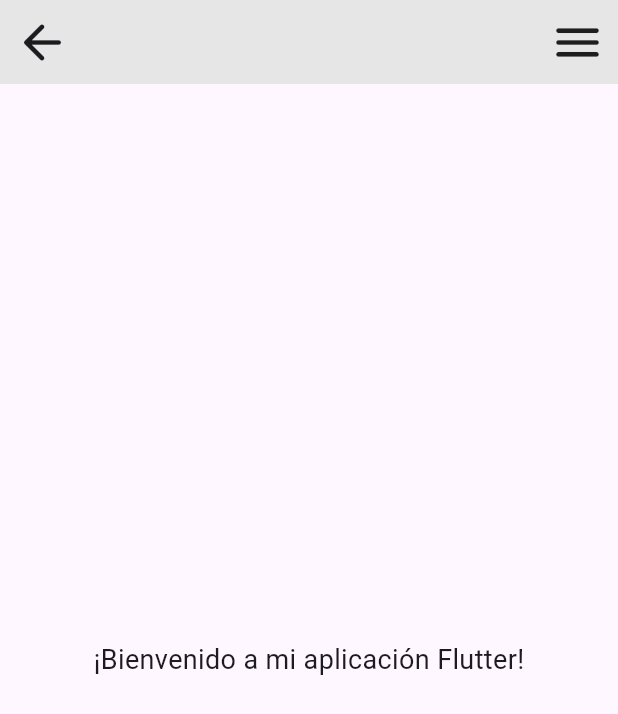
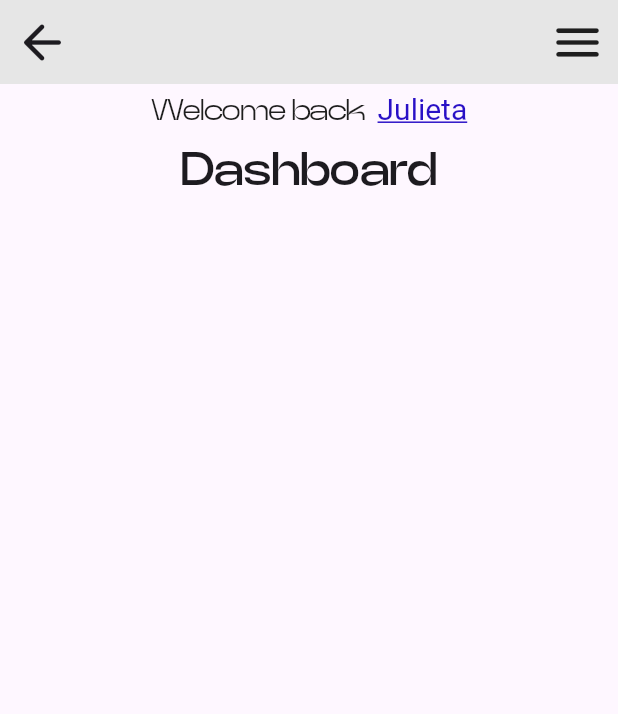
Before and after one commit to ju-lienz/login-app, a Flutter app: the screen it shows after launch, after a tap on "Login", on a phone screen of 412 x 824 dp. Shown: the top 714 px of the screen. Run offline on Flutter 3.47's test engine with Material 2 defaults, Android fonts, the phone set to English and light mode, and no system bars.

Commit message:
Add new text content to home screen

```diff
--- a/lib/screens/home.dart
+++ b/lib/screens/home.dart
@@ -1,5 +1,7 @@
 import 'package:flutter/material.dart';
 import 'package:login_app/widgets/app_bar.dart';
+import 'package:login_app/widgets/main_text.dart';
+import 'package:login_app/widgets/secondary_text.dart';
 
 void main() {
   runApp(const MyApp());
@@ -34,17 +36,10 @@ class HomeScreen extends StatelessWidget {
         infoIconData: Icons.arrow_back_rounded,
       ),
       body: const Center(
-        child: Column(
-          mainAxisAlignment: MainAxisAlignment.center,
-          children: <Widget>[
-            SizedBox(height: 20),
-            Text(
-              '¡Bienvenido a mi aplicación Flutter!',
-              style: TextStyle(fontSize: 18),
-            ),
-            SizedBox(height: 20),
-          ],
-        ),
+        child: Column(children: [
+          SecondaryText(firstText: 'Welcome back  ', hyperlinkText: 'Julieta'),
+          MainText(text: 'Dashboard'),
+        ]),
       ),
     );
   }
--- a/lib/widgets/secondary_text.dart
+++ b/lib/widgets/secondary_text.dart
@@ -6,6 +6,7 @@ class SecondaryText extends StatelessWidget {
   final String firstText; // Primer fragmento de texto
   final String hyperlinkText; // Segundo fragmento de texto (hipervínculo)
   final double fontSize; // Tamaño de fuente
+  // TODO añadir variable bool para agregar linea de hipervinculo
 
   const SecondaryText({
     super.key,
@@ -34,10 +35,7 @@ class SecondaryText extends StatelessWidget {
                 decoration: TextDecoration.underline,
                 color: primaryColor, // Color del hipervínculo
               ),
-              recognizer: TapGestureRecognizer()
-                ..onTap = () {
-                  print('Haz clickeado en Register');
-                },
+              recognizer: TapGestureRecognizer()..onTap = () {},
             )
           ],
         ),
```
